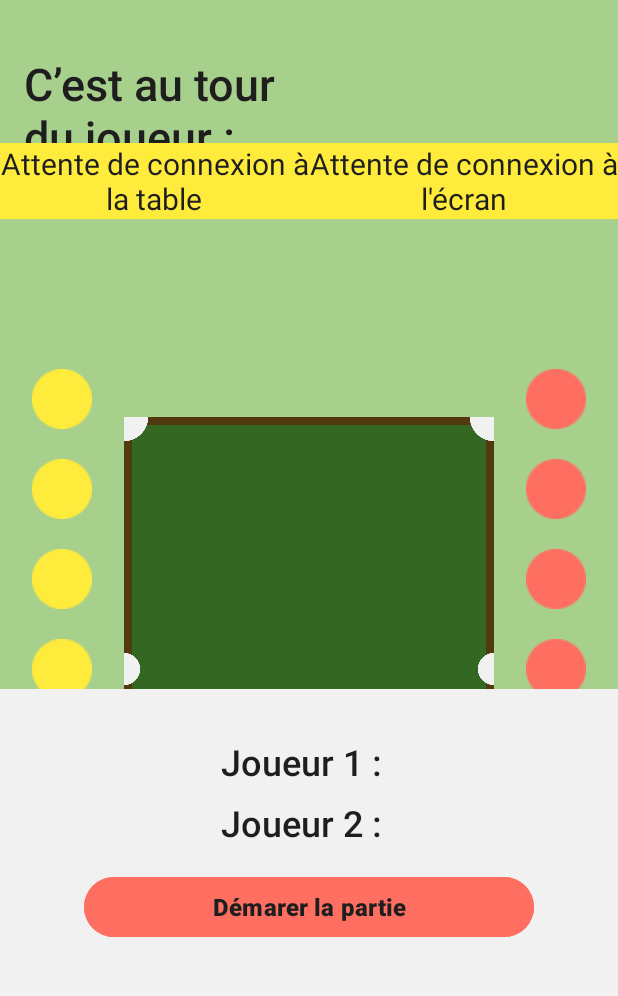
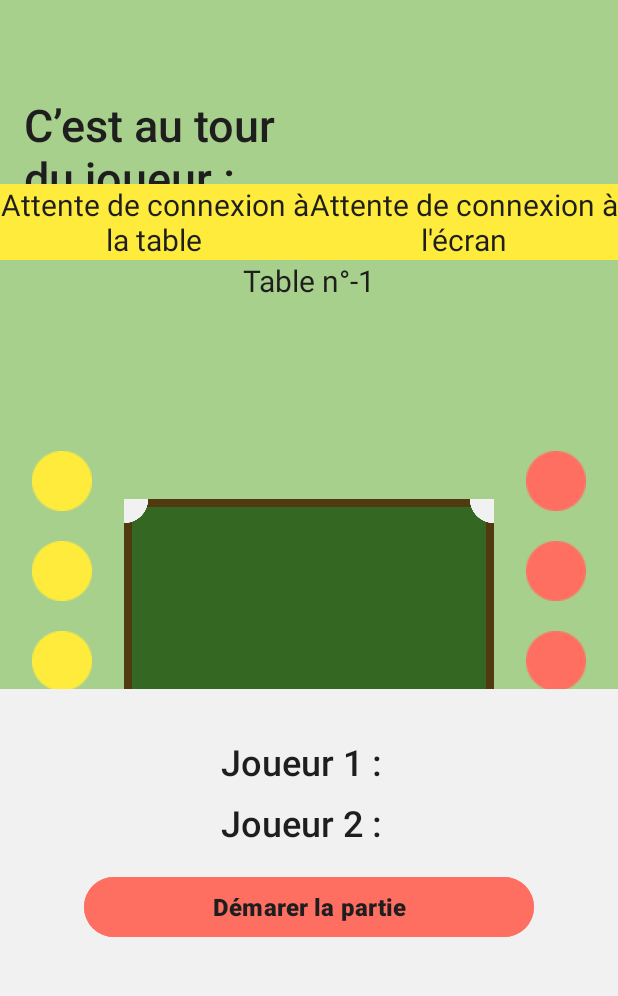
Before and after one commit to bts-lasalle-avignon-projets/plug-in-pool-2025, an Android app: the ActivitePartie screen opened directly, with no data from a screen before it, on a phone screen of 412 x 824 dp, the part 224-1220 px from its top. Run offline under Robolectric (Android 15) with nearby library versions, the light colour scheme and no system bars; 2 statements that could not run were skipped.

Commit message:
Récupérer numéro table via SSID

```diff
--- a/plug-in-pool-mobile/app/src/main/java/com/example/plug_in_pool/ActivitePartie.java
+++ b/plug-in-pool-mobile/app/src/main/java/com/example/plug_in_pool/ActivitePartie.java
@@ -1,6 +1,7 @@
 package com.example.plug_in_pool;
 
 import android.Manifest;
+import android.annotation.SuppressLint;
 import android.bluetooth.BluetoothAdapter;
 import android.bluetooth.BluetoothDevice;
 import android.content.Intent;
@@ -28,7 +29,6 @@ public class ActivitePartie extends AppCompatActivity
 {
     private static final String TAG = "_ActivitePartie";
     private static final int REQUEST_BLUETOOTH_PERMISSION = 1;
-    private static final int NUMERO_TABLE = 2;
 
     private CommunicationBluetooth communicationBluetoothEcran;
     private CommunicationBluetooth communicationBluetoothTable;
@@ -57,7 +57,8 @@ public class ActivitePartie extends AppCompatActivity
     private int          indexJoueurActuel      = 0;
     private int          nbPartiesGagnerJoueur1 = 0;
     private int          nbPartiesGagnerJoueur2 = 0;
-    public int           idMatch;
+    private int           idMatch;
+    private int          numeroTable;
 
     private TextView tableStatut;
     private TextView ecranStatut;
@@ -74,6 +75,7 @@ public class ActivitePartie extends AppCompatActivity
     private Button boutonDemarrer;
     private Button boutonTirLoupe;
     private Button boutonTerminer;
+    private TextView idTable;
 
     @Override
     protected void onCreate(Bundle savedInstanceState)
@@ -121,6 +123,7 @@ public class ActivitePartie extends AppCompatActivity
         boutonDemarrer        = findViewById(R.id.boutonDemarerMatch);
         boutonTirLoupe        = findViewById(R.id.boutonTirLoupe);
         boutonTerminer        = findViewById(R.id.boutonFinMatch);
+        idTable               = findViewById(R.id.numeroDeLaTable);
     }
     private void getNbParties()
     {
@@ -142,6 +145,7 @@ public class ActivitePartie extends AppCompatActivity
             System.err.println("nbParties est null ou vide.");
         }
     }
+    @SuppressLint("SetTextI18n")
     private void recupererDonneesDeConfigurations()
     {
         Intent intent   = getIntent();
@@ -155,8 +159,11 @@ public class ActivitePartie extends AppCompatActivity
         Log.d(TAG, "recupererDonneesDeConfigurations: " + adresseMacEcran + " (adresse mac ecran)");
         adresseMacTable = intent.getStringExtra("adresseMacTable");
         Log.d(TAG, "recupererDonneesDeConfigurations: " + adresseMacTable + " (adresse mac table)");
-        idMatch   = intent.getIntExtra("idMatch", -1);
+        idMatch         = intent.getIntExtra("idMatch", -1);
         Log.d(TAG, "idMatch : " + idMatch);
+        numeroTable     = intent.getIntExtra("numeroTable", -1);
+        idTable.setText("Table n°" + numeroTable);
+        Log.d(TAG, "numeroTable : " + numeroTable);
 
         if(joueur1 != null && joueur2 != null)
         {
@@ -751,7 +758,7 @@ public class ActivitePartie extends AppCompatActivity
             messageEmpochage.setText("");
             boutonTerminer.setVisibility(Button.VISIBLE);
             joueurGagnant.setText(joueur1.getNom() + " " + joueur1.getPrenom() + " à gagner " + nbPartiesGagnerJoueur1 + " partie");
-            baseDonnees.ajouterManche(idMatch,joueur1.getId(),joueur2.getId(),NUMERO_TABLE);
+            baseDonnees.ajouterManche(idMatch,joueur1.getId(),joueur2.getId(),numeroTable);
             matchTermnier();
         }
         else if(nbPartiesGagnerJoueur1 < nbPartiesGagnerJoueur2)
@@ -760,7 +767,7 @@ public class ActivitePartie extends AppCompatActivity
             messageEmpochage.setText("");
             boutonTerminer.setVisibility(Button.VISIBLE);
             joueurGagnant.setText(joueur2.getNom() + " " + joueur2.getPrenom() + " à gagner " + nbPartiesGagnerJoueur2 + " partie");
-            baseDonnees.ajouterManche(idMatch,joueur2.getId(),joueur1.getId(),NUMERO_TABLE);
+            baseDonnees.ajouterManche(idMatch,joueur2.getId(),joueur1.getId(),numeroTable);
             matchTermnier();
         }
         else
--- a/plug-in-pool-mobile/app/src/main/res/layout/activity_activite_partie.xml
+++ b/plug-in-pool-mobile/app/src/main/res/layout/activity_activite_partie.xml
@@ -119,6 +119,18 @@
             app:layout_constraintEnd_toEndOf="parent"
             app:layout_constraintStart_toEndOf="@id/tableStatut"
             app:layout_constraintTop_toBottomOf="@id/nomDuJoueur"
+            tools:ignore="HardcodedText" />
+        <TextView
+            android:id="@+id/numeroDeLaTable"
+            android:layout_width="match_parent"
+            android:layout_height="wrap_content"
+            android:fontFamily="sans-serif"
+            android:gravity="center"
+            android:text="Attente de connexion à l'écran"
+            android:textColor="@color/noir"
+            android:textSize="20sp"
+            app:layout_constraintEnd_toEndOf="parent"
+            app:layout_constraintTop_toBottomOf="@id/tableStatut"
             tools:ignore="HardcodedText" />
 
     </androidx.constraintlayout.widget.ConstraintLayout>
```
Also changed, not shown: plug-in-pool-mobile/app/src/main/java/com/example/plug_in_pool/ActiviteGestionPartie.java (+43 -0 lines), 1 other file.
